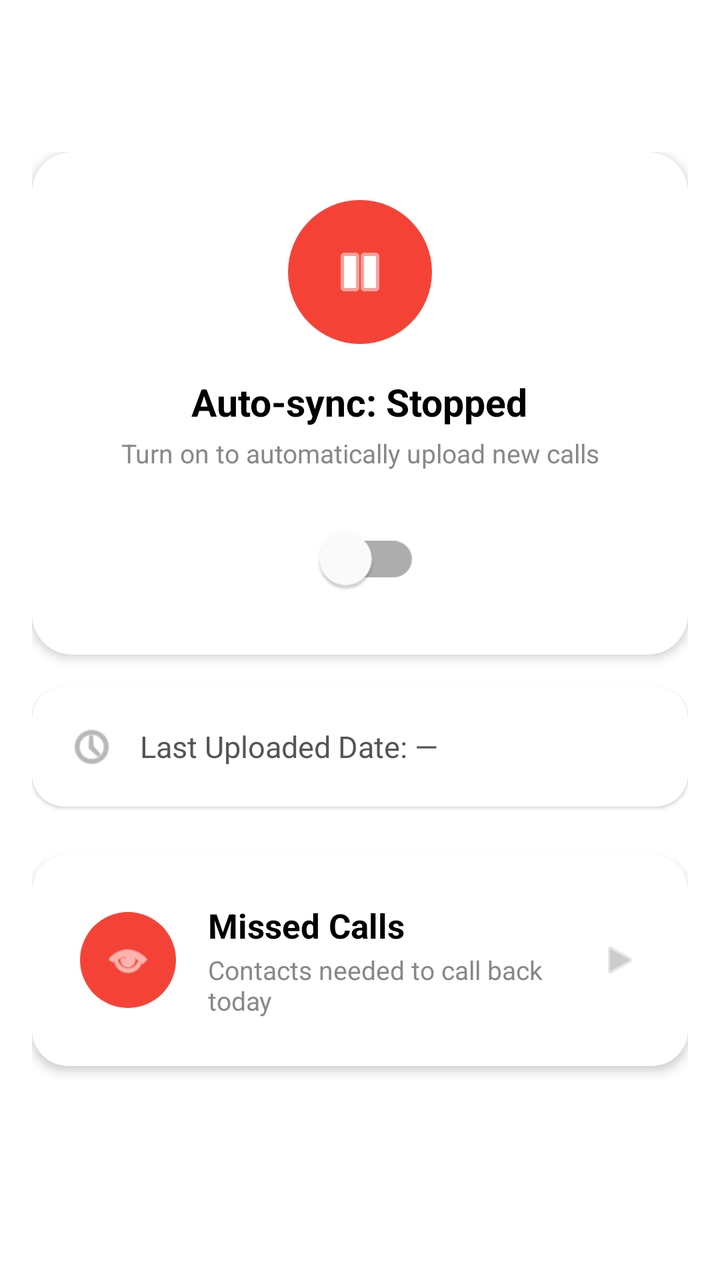
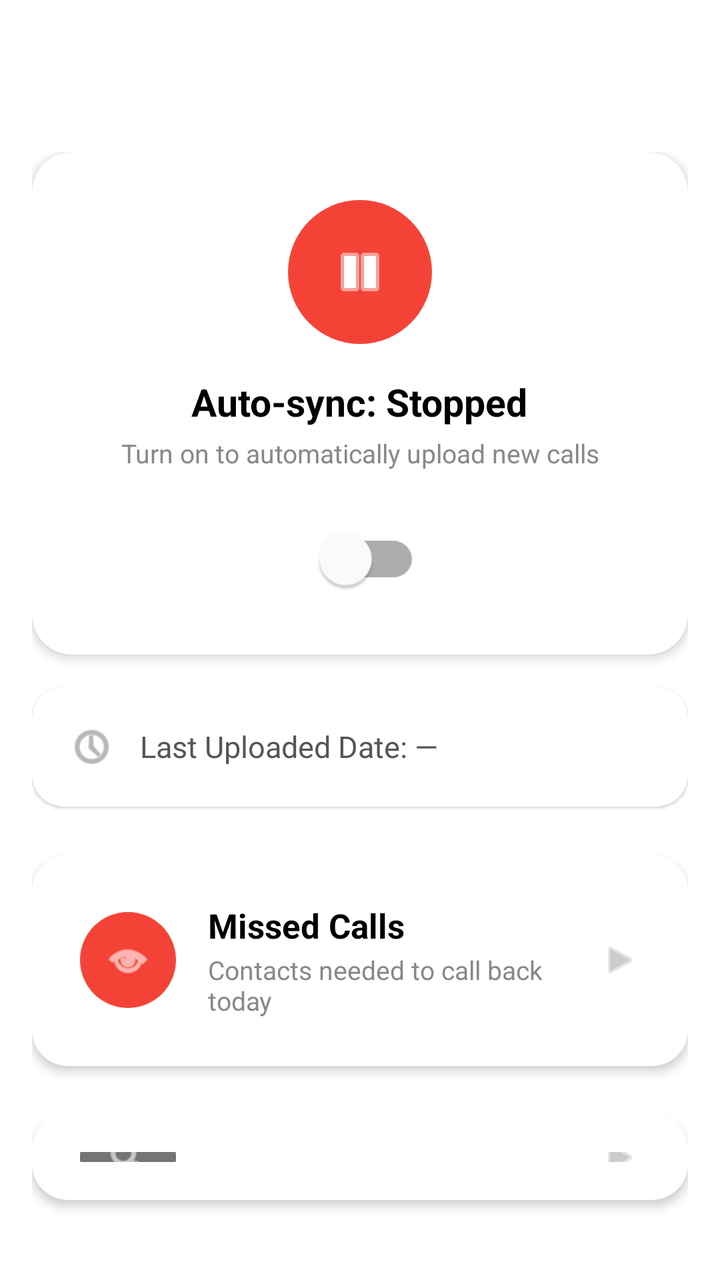

Screens rendered from an Android XML layout before and after an edit, with the pre-edit source and the edit as a unified diff.
<!-- AndroidManifest.xml: application theme Theme.Calls -->
<!-- res/layout/fragment_main.xml -->
<?xml version="1.0" encoding="utf-8"?>
<RelativeLayout xmlns:android="http://schemas.android.com/apk/res/android"
    xmlns:app="http://schemas.android.com/apk/res-auto"
    android:layout_width="match_parent"
    android:layout_height="match_parent"
    android:padding="16dp">

    <LinearLayout
        android:layout_width="match_parent"
        android:layout_height="wrap_content"
        android:orientation="vertical"
        android:layout_marginTop="60dp">

        
        <com.google.android.material.card.MaterialCardView
            android:layout_width="match_parent"
            android:layout_height="wrap_content"
            android:layout_marginBottom="16dp"
            app:cardCornerRadius="20dp"
            app:cardElevation="3dp">

            <LinearLayout
                android:layout_width="match_parent"
                android:layout_height="wrap_content"
                android:orientation="vertical"
                android:padding="24dp"
                android:gravity="center_horizontal">

                <FrameLayout
                    android:id="@+id/syncStatusIconBg"
                    android:layout_width="72dp"
                    android:layout_height="72dp"
                    android:background="@drawable/circle_shape"
                    android:backgroundTint="@color/call_missed">

                    <ImageView
                        android:id="@+id/syncStatusIcon"
                        android:layout_width="32dp"
                        android:layout_height="32dp"
                        android:layout_gravity="center"
                        android:src="@android:drawable/ic_media_pause"
                        app:tint="@android:color/white"/>

                </FrameLayout>

                <TextView
                    android:id="@+id/tvSyncStatus"
                    android:layout_width="wrap_content"
                    android:layout_height="wrap_content"
                    android:layout_marginTop="16dp"
                    android:text="Auto-sync: Stopped"
                    android:textSize="19sp"
                    android:textStyle="bold"
                    android:textColor="@color/black"/>

                <TextView
                    android:id="@+id/tvSyncSubtitle"
                    android:layout_width="wrap_content"
                    android:layout_height="wrap_content"
                    android:layout_marginTop="4dp"
                    android:text="Turn on to automatically upload new calls"
                    android:textSize="13sp"
                    android:textColor="#888888"
                    android:gravity="center"/>

                <com.google.android.material.switchmaterial.SwitchMaterial
                    android:id="@+id/switchAutoSync"
                    android:layout_width="wrap_content"
                    android:layout_height="wrap_content"
                    android:layout_marginTop="20dp"
                    android:scaleX="1.3"
                    android:scaleY="1.3"/>

            </LinearLayout>
        </com.google.android.material.card.MaterialCardView>

        
        <com.google.android.material.card.MaterialCardView
            android:layout_width="match_parent"
            android:layout_height="wrap_content"
            app:cardCornerRadius="16dp"
            app:cardElevation="1dp"
            android:layout_marginBottom="24dp">

            <LinearLayout
                android:layout_width="match_parent"
                android:layout_height="wrap_content"
                android:orientation="horizontal"
                android:gravity="center_vertical"
                android:padding="18dp">

                <ImageView
                    android:layout_width="24dp"
                    android:layout_height="24dp"
                    android:src="@android:drawable/ic_menu_recent_history"
                    app:tint="#888888"/>

                <TextView
                    android:id="@+id/lastUpload"
                    android:layout_width="0dp"
                    android:layout_height="wrap_content"
                    android:layout_weight="1"
                    android:layout_marginStart="12dp"
                    android:text="Last Uploaded Date: —"
                    android:textSize="15sp"
                    android:textColor="#555555"/>

            </LinearLayout>
        </com.google.android.material.card.MaterialCardView>

        <com.google.android.material.card.MaterialCardView
            android:id="@+id/btnReadCallbacks"
            android:layout_width="match_parent"
            android:layout_height="wrap_content"
            android:layout_marginBottom="24dp"
            app:cardCornerRadius="18dp"
            app:cardElevation="3dp"
            android:clickable="true"
            android:focusable="true"
            android:foreground="?attr/selectableItemBackground">

            <LinearLayout
                android:layout_width="match_parent"
                android:layout_height="wrap_content"
                android:orientation="horizontal"
                android:gravity="center_vertical"
                android:padding="24dp">

                <FrameLayout
                    android:layout_width="48dp"
                    android:layout_height="48dp"
                    android:background="@drawable/circle_shape"
                    android:backgroundTint="@color/call_missed">

                    <ImageView
                        android:layout_width="24dp"
                        android:layout_height="24dp"
                        android:layout_gravity="center"
                        android:src="@android:drawable/ic_menu_view"
                        app:tint="@android:color/white"/>

                </FrameLayout>

                <LinearLayout
                    android:layout_width="0dp"
                    android:layout_height="wrap_content"
                    android:layout_weight="1"
                    android:orientation="vertical"
                    android:layout_marginStart="16dp">

                    <TextView
                        android:layout_width="wrap_content"
                        android:layout_height="wrap_content"
                        android:text="Missed Calls"
                        android:textSize="17sp"
                        android:textStyle="bold"
                        android:textColor="@color/black"/>

                    <TextView
                        android:layout_width="wrap_content"
                        android:layout_height="wrap_content"
                        android:layout_marginTop="2dp"
                        android:text="Contacts needed to call back today"
                        android:textSize="13sp"
                        android:textColor="#888888"/>

                </LinearLayout>

                <ImageView
                    android:layout_width="20dp"
                    android:layout_height="20dp"
                    android:src="@android:drawable/ic_media_play"
                    app:tint="#CCCCCC"/>

            </LinearLayout>
        </com.google.android.material.card.MaterialCardView>

    </LinearLayout>


</RelativeLayout>
<!-- resources referenced by this layout -->
<resources>
  <color name="black">#FF000000</color>
  <color name="call_missed">#F44336</color>
  <!-- drawable circle_shape (drawable) -->
  <?xml version="1.0" encoding="utf-8"?>
  <shape xmlns:android="http://schemas.android.com/apk/res/android"
      android:shape="oval">
      <solid android:color="@android:color/white"/>
  </shape>
  <style name="Theme.Calls" parent="Theme.MaterialComponents.Light.NoActionBar">
          <item name="colorPrimary">@color/button</item>
          <item name="colorOnPrimary">@color/buttonText</item>
          <item name="android:statusBarColor">@color/background</item>
      </style>
  <color name="button">#212121</color>
  <color name="buttonText">#F9F9F9</color>
  <color name="background">#777777</color>
</resources>

<!-- the commit's change to res/layout/fragment_main.xml (unified diff, before → after) -->
@@ -175,6 +175,73 @@
             </LinearLayout>
         </com.google.android.material.card.MaterialCardView>
 
+        <com.google.android.material.card.MaterialCardView
+            android:id="@+id/btnSearchCalls"
+            android:layout_width="match_parent"
+            android:layout_height="wrap_content"
+            android:layout_marginBottom="24dp"
+            app:cardCornerRadius="18dp"
+            app:cardElevation="3dp"
+            android:clickable="true"
+            android:focusable="true"
+            android:foreground="?attr/selectableItemBackground">
+
+            <LinearLayout
+                android:layout_width="match_parent"
+                android:layout_height="wrap_content"
+                android:orientation="horizontal"
+                android:gravity="center_vertical"
+                android:padding="24dp">
+
+                <FrameLayout
+                    android:layout_width="48dp"
+                    android:layout_height="48dp"
+                    android:background="@drawable/circle_shape"
+                    android:backgroundTint="@color/call_default">
+
+                    <ImageView
+                        android:layout_width="24dp"
+                        android:layout_height="24dp"
+                        android:layout_gravity="center"
+                        android:src="@android:drawable/ic_menu_search"
+                        app:tint="@android:color/white"/>
+
+                </FrameLayout>
+
+                <LinearLayout
+                    android:layout_width="0dp"
+                    android:layout_height="wrap_content"
+                    android:layout_weight="1"
+                    android:orientation="vertical"
+                    android:layout_marginStart="16dp">
+
+                    <TextView
+                        android:layout_width="wrap_content"
+                        android:layout_height="wrap_content"
+                        android:text="Search in Calls"
+                        android:textSize="17sp"
+                        android:textStyle="bold"
+                        android:textColor="@color/black"/>
+
+                    <TextView
+                        android:layout_width="wrap_content"
+                        android:layout_height="wrap_content"
+                        android:layout_marginTop="2dp"
+                        android:text="Search by name/number/uploader"
+                        android:textSize="13sp"
+                        android:textColor="#888888"/>
+
+                </LinearLayout>
+
+                <ImageView
+                    android:layout_width="20dp"
+                    android:layout_height="20dp"
+                    android:src="@android:drawable/ic_media_play"
+                    app:tint="#CCCCCC"/>
+
+            </LinearLayout>
+        </com.google.android.material.card.MaterialCardView>
+
     </LinearLayout>
 
 
<!-- resource entries referenced after the edit -->
@@ -1,6 +1,7 @@
 <!-- resources referenced by this layout -->
 <resources>
   <color name="black">#FF000000</color>
+  <color name="call_default">#757575</color>
   <color name="call_missed">#F44336</color>
   <!-- drawable circle_shape (drawable) -->
   <?xml version="1.0" encoding="utf-8"?>
